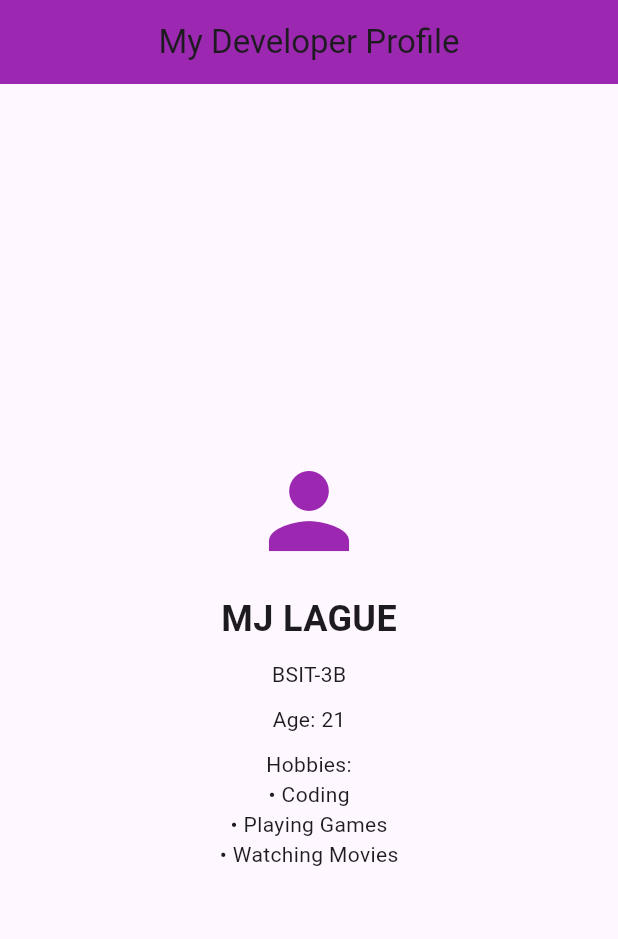
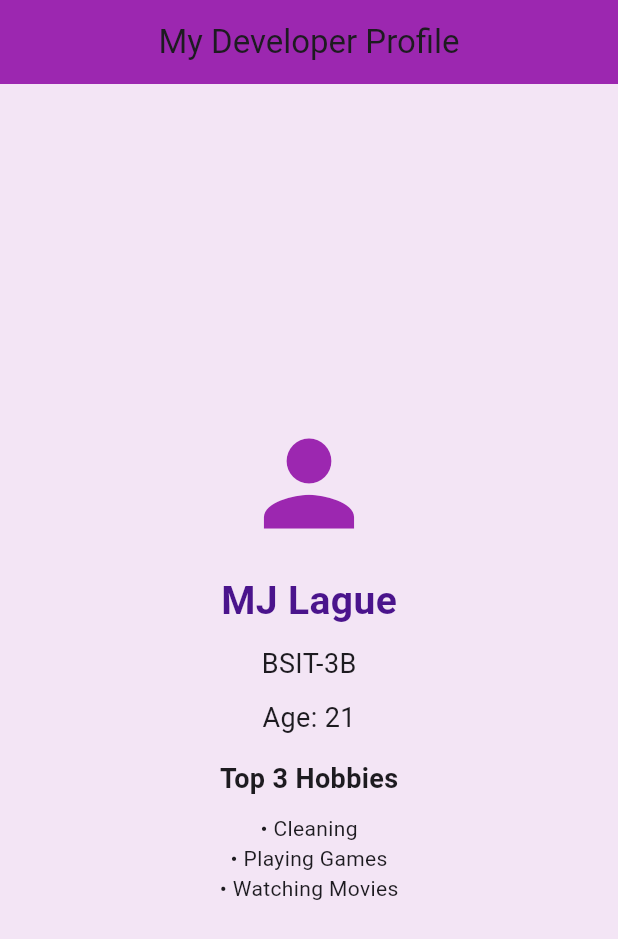
Before and after one commit to mlague03-cpu/flutter_profile_lague, a Flutter app: the screen it shows after launch, on a phone screen of 412 x 824 dp. Shown: the top 939 px of the screen. Run offline on Flutter 3.47's test engine with Material 3 defaults, Android fonts, the phone set to English and light mode, and no system bars.

Commit message:
main.dart

```diff
--- a/lib/main.dart
+++ b/lib/main.dart
@@ -18,43 +18,61 @@ class ProfilePage extends StatelessWidget {
   @override
   Widget build(BuildContext context) {
     return Scaffold(
+      backgroundColor: Colors.purple[50],
+
       appBar: AppBar(
         title: Text("My Developer Profile"),
         centerTitle: true,
         backgroundColor: Colors.purple,
       ),
+
       body: Center(
         child: Column(
           mainAxisAlignment: MainAxisAlignment.center,
           children: [
 
-            Icon(Icons.person, size: 80, color: Colors.purple),
+            Icon(Icons.person, size: 90, color: Colors.purple),
 
             SizedBox(height: 15),
 
             Text(
-              "MJ LAGUE", // CHANGE TO YOUR NAME
+              "MJ Lague",
               style: TextStyle(
-                fontSize: 24,
+                fontSize: 26,
                 fontWeight: FontWeight.bold,
+                color: Colors.purple[900],
               ),
             ),
 
             SizedBox(height: 10),
 
-            Text("BSIT-3B"), // CHANGE SECTION
+            Text(
+              "BSIT-3B",
+              style: TextStyle(fontSize: 18),
+            ),
 
             SizedBox(height: 10),
 
-            Text("Age: 21"), // CHANGE AGE
+            Text(
+              "Age: 21",
+              style: TextStyle(fontSize: 18),
+            ),
+
+            SizedBox(height: 15),
+
+            Text(
+              "Top 3 Hobbies",
+              style: TextStyle(
+                fontWeight: FontWeight.bold,
+                fontSize: 18,
+              ),
+            ),
 
             SizedBox(height: 10),
 
-            Text("Hobbies:"),
-            Text("• Coding"),
+            Text("• Cleaning"),
             Text("• Playing Games"),
             Text("• Watching Movies"),
-
           ],
         ),
       ),
```
